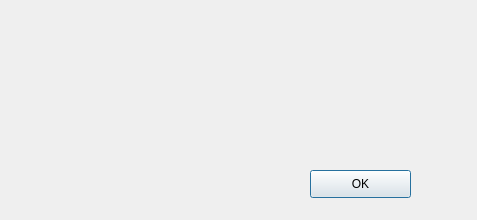
First picture: the form in messageBox.ui, repository nathanesau-competitive/RookGame, before the edit.
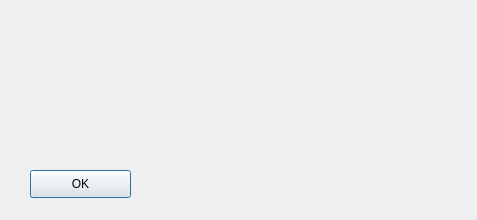
Second picture: the form after the edit.

```diff
--- a/messageBox.ui
+++ b/messageBox.ui
@@ -16,7 +16,7 @@
   <widget class="QPushButton" name="okButton">
    <property name="geometry">
     <rect>
-     <x>310</x>
+     <x>30</x>
      <y>170</y>
      <width>101</width>
      <height>28</height>
```
